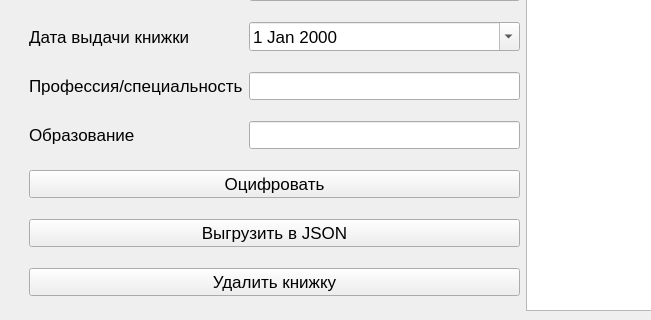
AndreiDuvakin/E-WorkRecord, file App/ui/AddCardWin.ui: the form before one commit; both pictures show x 0 to 651 and y 331 to 651 of the 1152 by 651 pixel window.
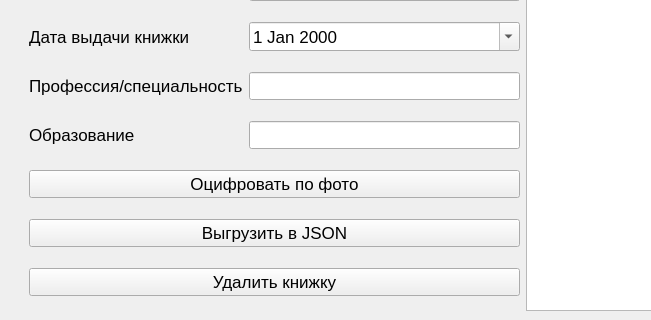
The form after the commit.

What changed in the file:
```diff
--- a/App/ui/AddCardWin.ui
+++ b/App/ui/AddCardWin.ui
@@ -197,7 +197,7 @@
       <item row="9" column="0" colspan="3">
        <widget class="QPushButton" name="pushButton_2">
         <property name="text">
-         <string>Оцифровать</string>
+         <string>Оцифровать по фото</string>
         </property>
        </widget>
       </item>
```
